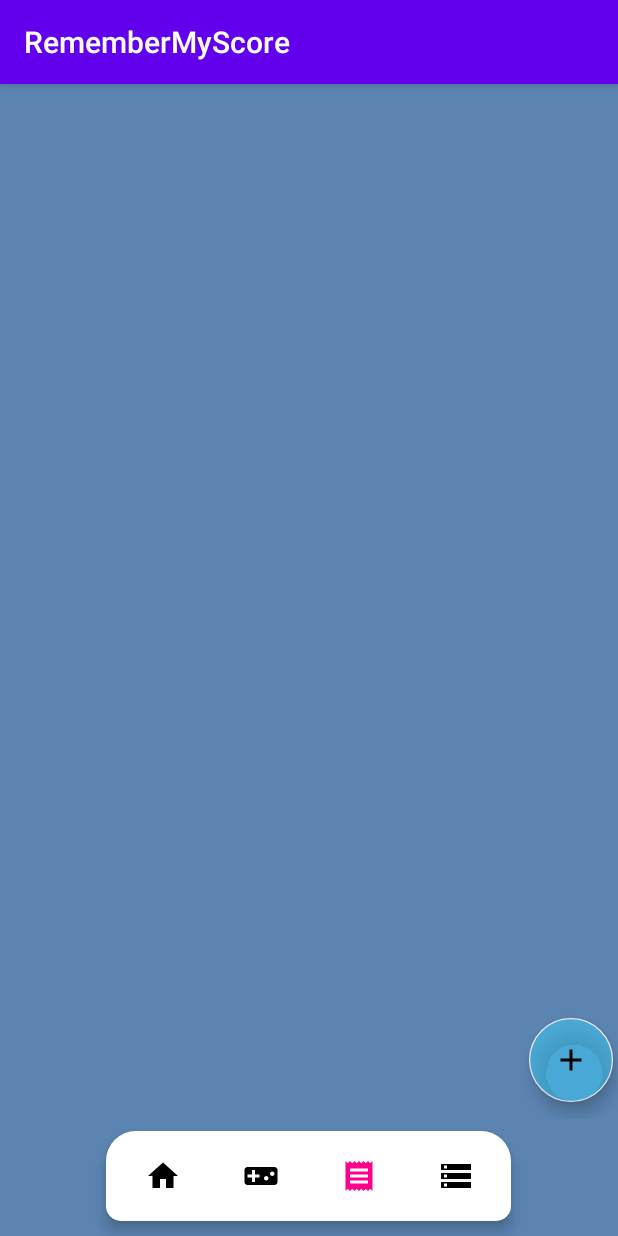
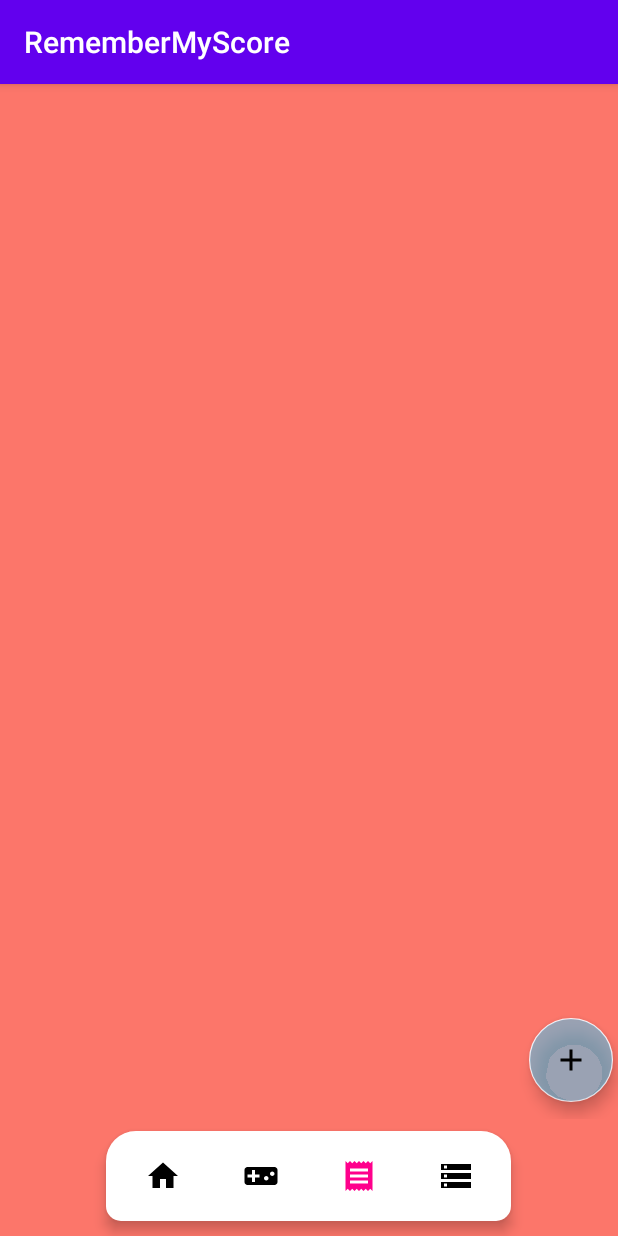
Before and after one commit to DavidsInferno/RememberMyScore, an Android app: the RulesActivity screen opened directly, with no data from a screen before it, on a phone screen of 412 x 824 dp. Run offline under Robolectric (Android 15) with nearby library versions, the phone set to English and light mode, and no system bars.

Commit message:
Small UI fixes

```diff
--- a/app/src/main/res/drawable/pop_bg.xml
+++ b/app/src/main/res/drawable/pop_bg.xml
@@ -1,4 +1,10 @@
 <?xml version="1.0" encoding="utf-8"?>
 <shape xmlns:android="http://schemas.android.com/apk/res/android">
 
+    <gradient
+        android:startColor="#5B84B1"
+        android:centerColor="#5B84B1"
+        android:endColor="#5B84B1" />
+
+    <corners android:radius="15dp" />
 </shape>
--- a/app/src/main/res/layout/activity_rules.xml
+++ b/app/src/main/res/layout/activity_rules.xml
@@ -4,7 +4,7 @@
     android:layout_width="match_parent"
     android:layout_height="match_parent"
     tools:context=".RulesActivity"
-    android:background="#5B84B1">
+    android:background="@color/LivingCoral">
 
     <include layout="@layout/bottom_navbar_template" />
 
@@ -24,10 +24,8 @@
             android:layout_gravity="bottom|end"
             android:layout_marginBottom="11dp"
             android:layout_marginRight="3dp"
-            android:clickable="true"
             android:src="@drawable/ic_add_black"
-            android:layout_marginEnd="3dp"
-            android:focusable="true" />
+            android:layout_marginEnd="3dp" />
     </FrameLayout>
 
 </RelativeLayout>
--- a/app/src/main/res/layout/layout_addrules.xml
+++ b/app/src/main/res/layout/layout_addrules.xml
@@ -3,7 +3,8 @@
     android:layout_width="wrap_content"
     android:layout_height="wrap_content"
     xmlns:app="http://schemas.android.com/apk/res-auto"
-    android:background="#995B84B1">
+    android:background="@drawable/pop_bg"
+    android:clipChildren="false">
 
     <LinearLayout
         android:layout_width="wrap_content"
--- a/app/src/main/res/values/styles.xml
+++ b/app/src/main/res/values/styles.xml
@@ -12,6 +12,7 @@
         <item name="android:windowIsTranslucent">true</item>
         <item name="android:windowCloseOnTouchOutside">false</item>
         <item name="windowNoTitle">true</item>
+        <item name="android:windowBackground">@android:color/transparent</item>
 
     </style>
 
```
